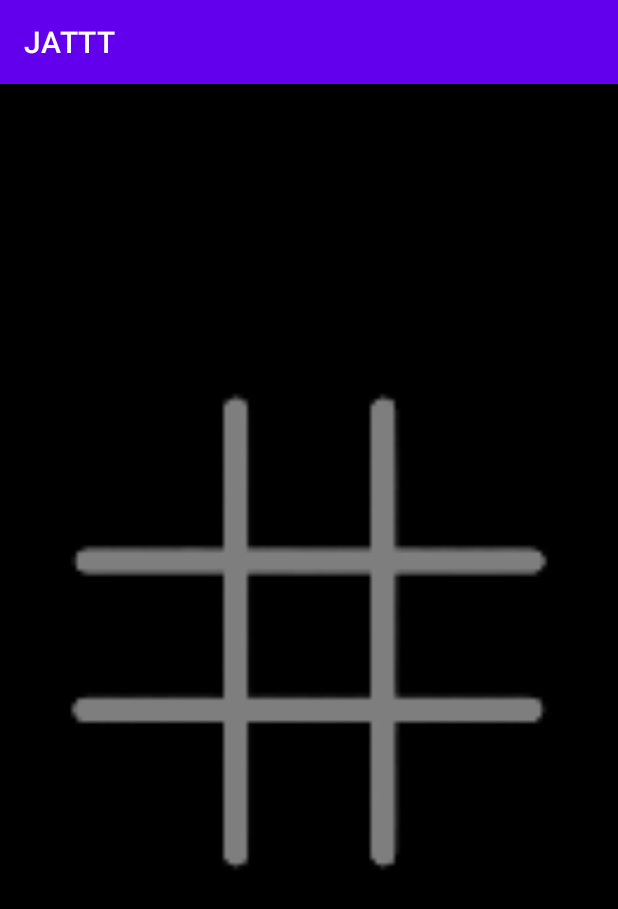
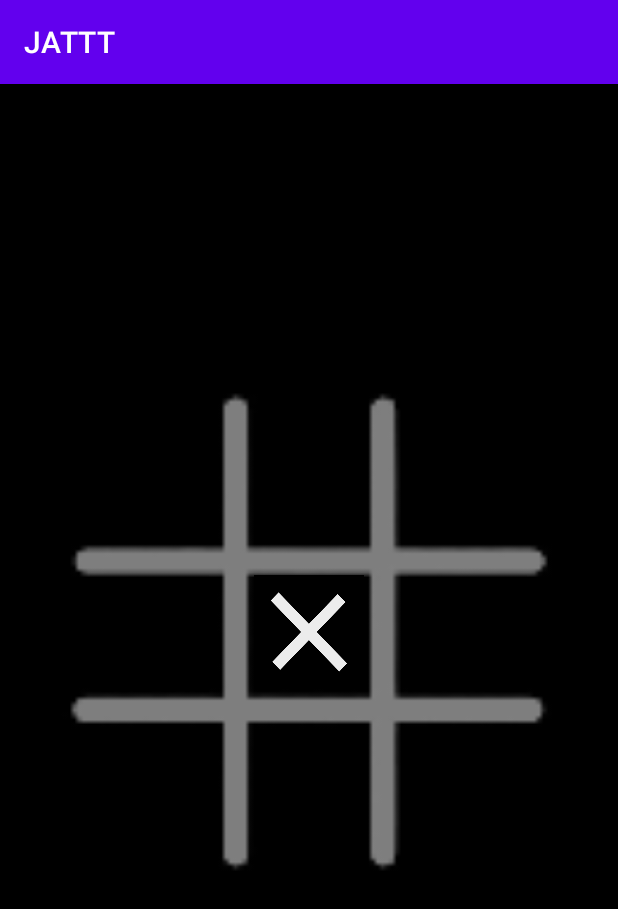
Before and after one commit to GemueseHasser/JATTT, an Android app: the TicTacToeActivity screen opened directly, with no data from a screen before it, after a tap on "A tic-tac-toe field", on a phone screen of 412 x 824 dp. Shown: the top 909 px of the screen. Run offline under Robolectric (Android 15) with nearby library versions, the phone set to English and light mode, and no system bars.

Commit message:
implement basic field images

```diff
--- a/app/src/main/AndroidManifest.xml
+++ b/app/src/main/AndroidManifest.xml
@@ -9,9 +9,9 @@
             android:roundIcon="@mipmap/ic_launcher_round"
             android:supportsRtl="true"
             android:theme="@style/Theme.JATTT">
-        <activity android:name=".TicTacToeActivity">
+        <activity android:name=".activity.TicTacToeActivity">
         </activity>
-        <activity android:name=".MainActivity">
+        <activity android:name=".activity.MainActivity">
             <intent-filter>
                 <action android:name="android.intent.action.MAIN"/>
 
--- a/app/src/main/java/de/jonas/jattt/MainActivity.java
+++ b/app/src/main/java/de/jonas/jattt/activity/MainActivity.java
@@ -1,10 +1,11 @@
-package de.jonas.jattt;
+package de.jonas.jattt.activity;
 
 import android.content.Intent;
 import android.os.Bundle;
 import android.view.View;
 import android.widget.Button;
 import androidx.appcompat.app.AppCompatActivity;
+import de.jonas.jattt.R;
 
 public final class MainActivity extends AppCompatActivity implements View.OnClickListener {
 
--- a/app/src/main/java/de/jonas/jattt/TicTacToeActivity.java
+++ b/app/src/main/java/de/jonas/jattt/activity/TicTacToeActivity.java
@@ -1,10 +1,11 @@
-package de.jonas.jattt;
+package de.jonas.jattt.activity;
 
 import android.os.Bundle;
 import android.view.View;
 import android.widget.ImageView;
 import androidx.annotation.NonNull;
 import androidx.appcompat.app.AppCompatActivity;
+import de.jonas.jattt.R;
 
 public final class TicTacToeActivity extends AppCompatActivity implements View.OnClickListener {
 
@@ -33,5 +34,6 @@ public final class TicTacToeActivity extends AppCompatActivity implements View.O
 
     @Override
     public void onClick(final View view) {
+        view.setBackgroundResource(R.drawable.img_x);
     }
 }
--- a/app/src/main/res/layout/activity_main.xml
+++ b/app/src/main/res/layout/activity_main.xml
@@ -5,7 +5,7 @@
         xmlns:app="http://schemas.android.com/apk/res-auto"
         android:layout_width="match_parent"
         android:layout_height="match_parent"
-        tools:context=".MainActivity">
+        tools:context=".activity.MainActivity">
     <TextView
             android:text="@string/heading"
             android:layout_width="wrap_content"
--- a/app/src/main/res/layout/activity_tic_tac_toe.xml
+++ b/app/src/main/res/layout/activity_tic_tac_toe.xml
@@ -5,7 +5,7 @@
         xmlns:app="http://schemas.android.com/apk/res-auto"
         android:layout_width="match_parent"
         android:layout_height="match_parent"
-        tools:context=".TicTacToeActivity" android:backgroundTint="#000000" android:background="#000000"
+        tools:context=".activity.TicTacToeActivity" android:backgroundTint="#000000" android:background="#000000"
         android:contentDescription="@string/board_image_description">
     <ImageView
             android:layout_width="341dp"
```
Also changed, not shown: app/src/main/res/drawable/img_o.png (added), app/src/main/res/drawable/img_x.png (added).
